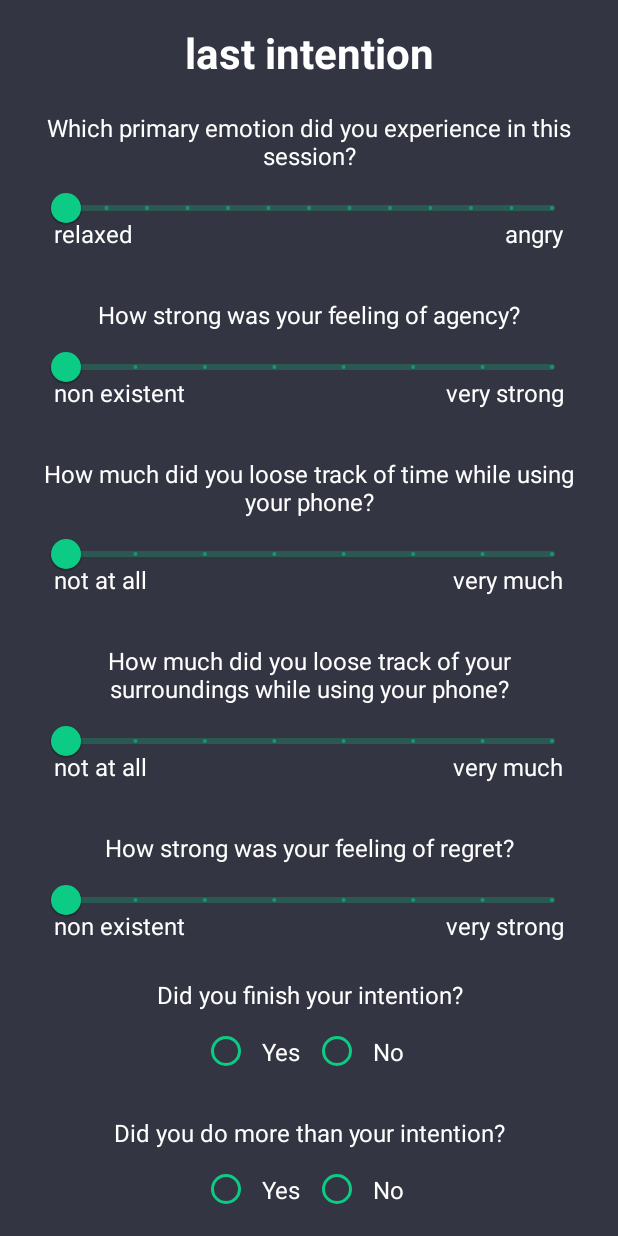
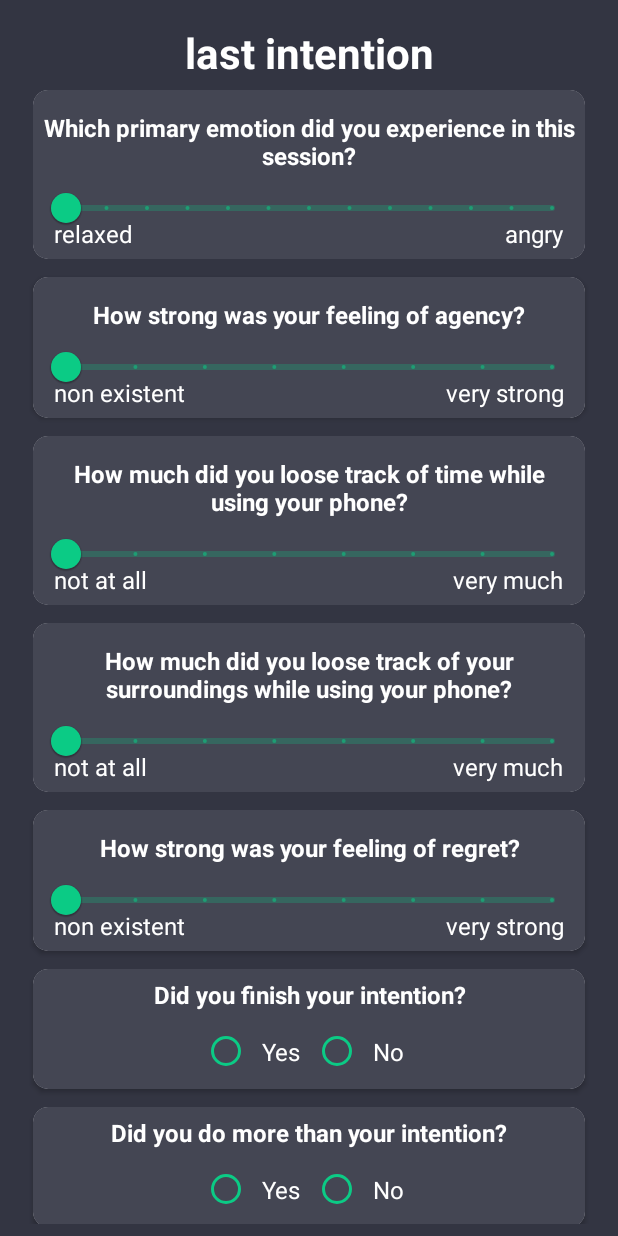
Before and after one commit to MiriHa/RabbitHoleTracker, an Android app: the ESMIntentionLockActivity screen opened directly, with no data from a screen before it, on a phone screen of 412 x 824 dp. Run offline under Robolectric (Android 15) with nearby library versions, the phone set to English and light mode, and no system bars; 1 statement that could not run was skipped.

Commit message:
list items cardview

```diff
--- a/app/src/main/res/layout/custom_list_item.xml
+++ b/app/src/main/res/layout/custom_list_item.xml
@@ -10,7 +10,7 @@
     <LinearLayout
         android:layout_width="match_parent"
         android:layout_height="wrap_content"
-        android:background="@drawable/background_rounded"
+        android:background="@color/DarkBlackishGray"
         android:padding="6dp"
         android:orientation="vertical">
 
--- a/app/src/main/res/layout/layout_esm_lock_item_buttons.xml
+++ b/app/src/main/res/layout/layout_esm_lock_item_buttons.xml
@@ -1,24 +1,31 @@
 <?xml version="1.0" encoding="utf-8"?>
-<androidx.constraintlayout.widget.ConstraintLayout xmlns:android="http://schemas.android.com/apk/res/android"
+<androidx.cardview.widget.CardView xmlns:android="http://schemas.android.com/apk/res/android"
     xmlns:app="http://schemas.android.com/apk/res-auto"
     xmlns:tools="http://schemas.android.com/tools"
+    xmlns:card_view="http://schemas.android.com/apk/res-auto"
+    android:layout_width="match_parent"
+    android:layout_height="wrap_content"
+    android:layout_margin="6dp"
+    card_view:cardCornerRadius="10dp">
+
+    <androidx.constraintlayout.widget.ConstraintLayout
         android:layout_width="match_parent"
         android:layout_height="wrap_content"
         android:padding="6dp"
-    tools:background="@drawable/background_rounded"
-    android:layout_margin="6dp">
+        android:background="@color/DarkBlackishGray">
 
         <TextView
             android:id="@+id/esm_lock_intention_question"
             android:layout_width="0dp"
             android:layout_height="wrap_content"
             android:gravity="center"
-        tools:text="@string/esm_lock_intention_question_intention_finished"
             android:textColor="@color/white"
             android:textSize="16sp"
+            android:textStyle="bold"
             app:layout_constraintEnd_toEndOf="parent"
             app:layout_constraintStart_toStartOf="parent"
-        app:layout_constraintTop_toTopOf="parent" />
+            app:layout_constraintTop_toTopOf="parent"
+            tools:text="@string/esm_lock_intention_question_intention_finished" />
 
         <RadioGroup
             android:id="@+id/radioGroup_esm_lock"
@@ -36,12 +43,12 @@
 
             <RadioButton
                 android:id="@+id/button_esm_lock_one"
-            android:theme="@style/RadioButtonESM"
                 android:layout_width="wrap_content"
                 android:layout_height="wrap_content"
                 android:text="@string/esm_button_yes"
+                android:theme="@style/RadioButtonESM"
                 android:visibility="gone"
-            tools:visibility="visible"/>
+                tools:visibility="visible" />
 
             <RadioButton
                 android:id="@+id/button_esm_lock_two"
@@ -49,8 +56,9 @@
                 android:layout_height="wrap_content"
                 android:text="@string/esm_button_no"
                 android:visibility="gone"
-            tools:visibility="visible"/>
+                tools:visibility="visible" />
 
         </RadioGroup>
 
     </androidx.constraintlayout.widget.ConstraintLayout>
+</androidx.cardview.widget.CardView>
--- a/app/src/main/res/layout/layout_esm_lock_item_scale.xml
+++ b/app/src/main/res/layout/layout_esm_lock_item_scale.xml
@@ -1,12 +1,18 @@
 <?xml version="1.0" encoding="utf-8"?>
-<androidx.constraintlayout.widget.ConstraintLayout xmlns:android="http://schemas.android.com/apk/res/android"
+<androidx.cardview.widget.CardView xmlns:android="http://schemas.android.com/apk/res/android"
     xmlns:app="http://schemas.android.com/apk/res-auto"
     xmlns:tools="http://schemas.android.com/tools"
+    xmlns:card_view="http://schemas.android.com/apk/res-auto"
+    android:layout_width="match_parent"
+    android:layout_height="wrap_content"
+    android:layout_margin="6dp"
+    card_view:cardCornerRadius="10dp">
+
+<androidx.constraintlayout.widget.ConstraintLayout
     android:layout_width="match_parent"
     android:layout_height="wrap_content"
     android:padding="6dp"
-    tools:background="@drawable/background_rounded"
-    android:layout_margin="6dp">
+    android:background="@color/DarkBlackishGray">
 
     <TextView
         android:id="@+id/esm_lock_item_slider_question"
@@ -16,6 +22,7 @@
         android:gravity="center"
         android:textColor="@color/white"
         android:textSize="16sp"
+        android:textStyle="bold"
         app:layout_constraintEnd_toEndOf="parent"
         app:layout_constraintStart_toStartOf="parent"
         app:layout_constraintTop_toTopOf="parent"
@@ -59,3 +66,4 @@
         tools:text="0" />
 
 </androidx.constraintlayout.widget.ConstraintLayout>
+</androidx.cardview.widget.CardView>
```
Lines whose indentation alone changed are shown as unchanged.
